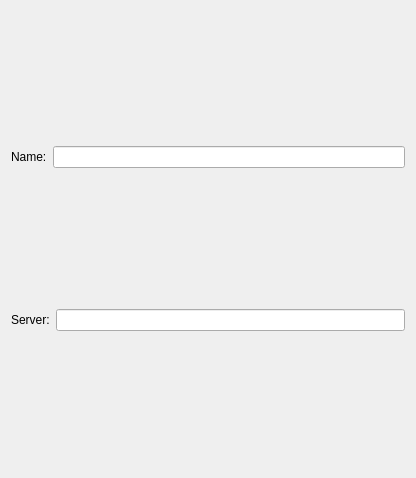
Qt form Minerva/Plugins/WmsLayerQt/EditWmsLayerWidget.ui (perryiv/cadkit) before a commit.
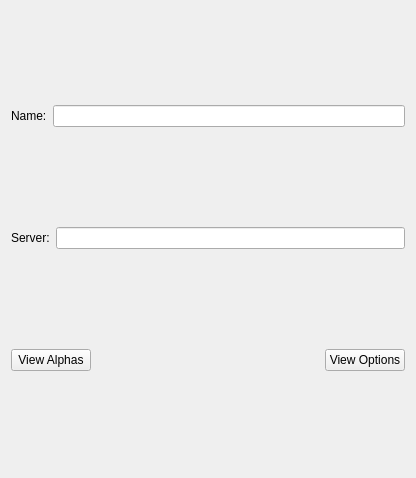
The same form after that commit.

Commit message: -Adding dialog to view extra alphas for a raster layer.

The edit to the form file:
```diff
--- a/Minerva/Plugins/WmsLayerQt/EditWmsLayerWidget.ui
+++ b/Minerva/Plugins/WmsLayerQt/EditWmsLayerWidget.ui
@@ -41,6 +41,37 @@
      </item>
     </layout>
    </item>
+   <item>
+    <layout class="QHBoxLayout" >
+     <item>
+      <widget class="QPushButton" name="viewAlphasButton" >
+       <property name="text" >
+        <string>View Alphas</string>
+       </property>
+      </widget>
+     </item>
+     <item>
+      <spacer>
+       <property name="orientation" >
+        <enum>Qt::Horizontal</enum>
+       </property>
+       <property name="sizeHint" >
+        <size>
+         <width>40</width>
+         <height>20</height>
+        </size>
+       </property>
+      </spacer>
+     </item>
+     <item>
+      <widget class="QPushButton" name="viewOptionsButton" >
+       <property name="text" >
+        <string>View Options</string>
+       </property>
+      </widget>
+     </item>
+    </layout>
+   </item>
   </layout>
  </widget>
  <resources/>
```
The commit also changes 11 other files.
